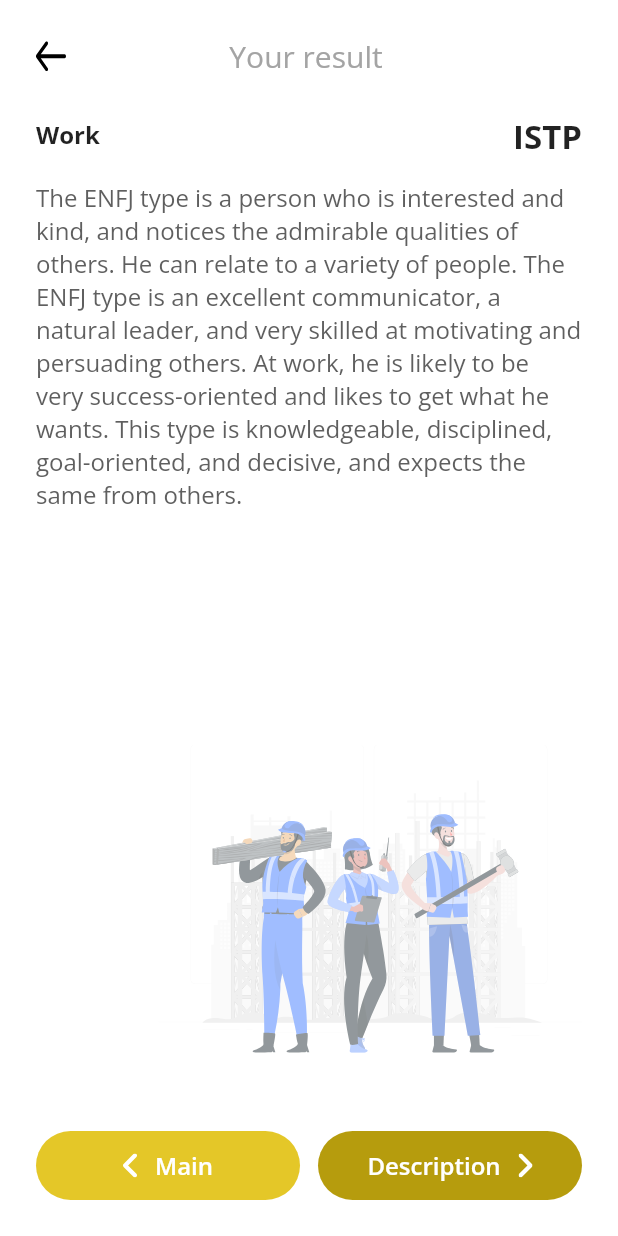
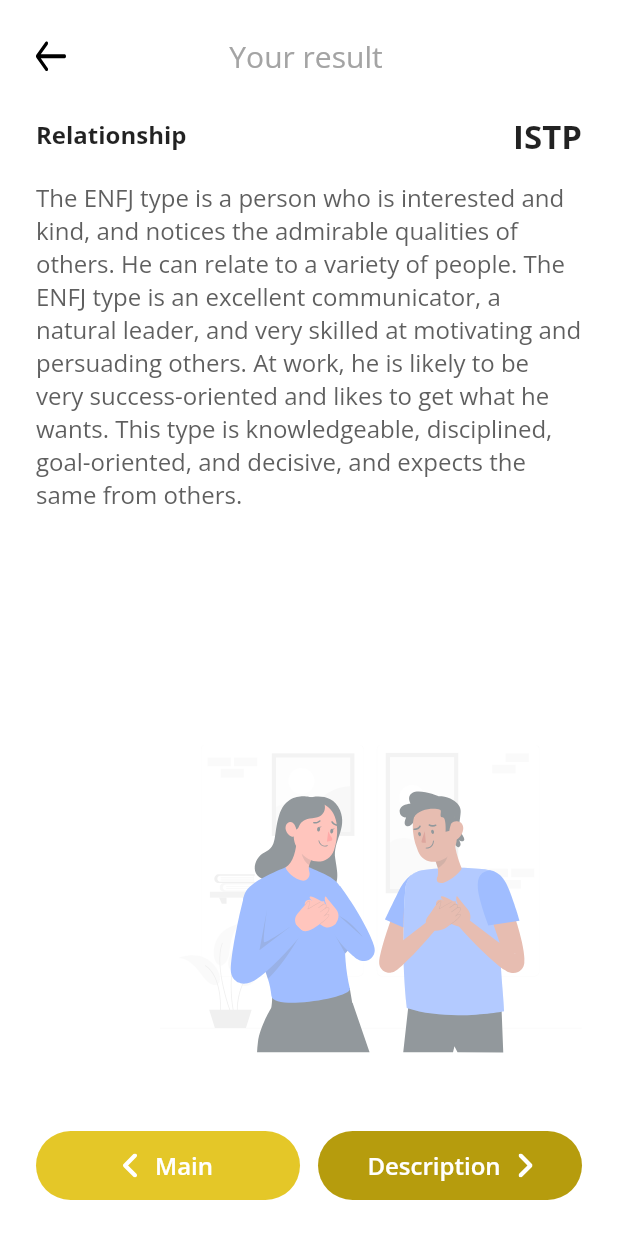
Before and after one commit to misagh1999/mbti-test-app, a Flutter app: the ResultScreen screen opened by its route, on a phone screen of 412 x 824 dp. Run offline on Flutter 3.47's test engine with Material 2 defaults, Android fonts, the phone set to English and light mode, and no system bars; our stand-ins replace flutter_svg, get.

Commit message:
relationship sub screen implemented

```diff
--- a/lib/screens/result/result_screen.dart
+++ b/lib/screens/result/result_screen.dart
@@ -7,6 +7,7 @@ import 'components/result_bottom_widget.dart';
 import 'components/result_main_widget.dart';
 import 'components/result_top_widget.dart';
 import 'sub_screens/description_sub_screen.dart';
+import 'sub_screens/relationship_sub_screen.dart';
 import 'sub_screens/work_sub_screen.dart';
 
 class ResultScreen extends StatelessWidget {
@@ -25,7 +26,9 @@ class ResultScreen extends StatelessWidget {
                   child:
                       // ResultMainWidget()
                       // DescriptionSubScreen()
-                      WorkSubScreen()),
+                      // WorkSubScreen()
+                      RelationshipSubScreen()
+                      ),
               ResultBottomWidget()
             ],
           ),
--- /dev/null
+++ b/lib/screens/result/sub_screens/relationship_sub_screen.dart
@@ -0,0 +1,58 @@
+import 'package:flutter/material.dart';
+import 'package:flutter_svg/svg.dart';
+import 'package:get/get.dart';
+
+import '../../../constants.dart';
+import '../../../utils/utils.dart';
+
+class RelationshipSubScreen extends StatelessWidget {
+  const RelationshipSubScreen({
+    super.key,
+  });
+
+  @override
+  Widget build(BuildContext context) {
+    return Container(
+      child: Column(
+        children: [
+          SizedBox(
+            height: 24,
+          ),
+          Row(
+            children: [
+              Text(
+                'Relationship',
+                style: TextStyle(fontFamily: Fonts.Bold, fontSize: 16),
+              ),
+              Spacer(),
+              Text(
+                'ISTP',
+                style: TextStyle(fontFamily: Fonts.Bold, fontSize: 22),
+              ),
+            ],
+          ),
+          SizedBox(
+            height: 16,
+          ),
+          Text(
+            MyString.DESCRIPTION_DEMO,
+            style: TextStyle(color: HexColor.fromHex('5F5F5F'), fontSize: 16),
+          ),
+          Spacer(
+            flex: 3,
+          ),
+          Row(
+            mainAxisAlignment: MainAxisAlignment.end,
+            children: [
+              SvgPicture.asset(
+                Assets.RELATIONSHIP_IMG,
+                height: Get.width / 2,
+              ),
+            ],
+          ),
+          Spacer()
+        ],
+      ),
+    );
+  }
+}
```
